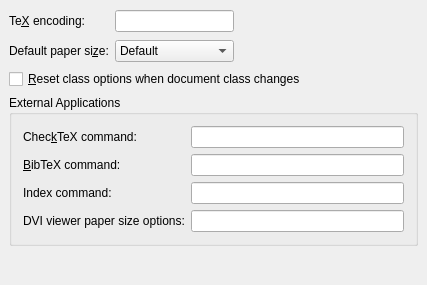
First picture: the form in src/frontends/qt4/ui/PrefLatexUi.ui, repository cburschka/lyx, before the edit.
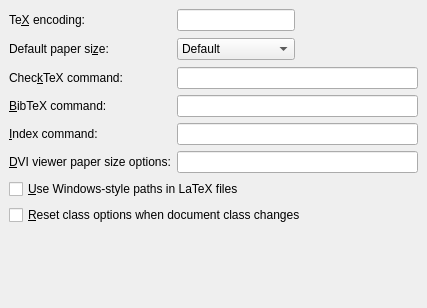
Second picture: the form after the edit.

Commit message: get rid of (cyg)win path panel in prefs by moving it to the latex panel

The edit to the form file:
```diff
--- a/src/frontends/qt4/ui/PrefLatexUi.ui
+++ b/src/frontends/qt4/ui/PrefLatexUi.ui
@@ -6,7 +6,7 @@
     <x>0</x>
     <y>0</y>
     <width>427</width>
-    <height>285</height>
+    <height>308</height>
    </rect>
   </property>
   <property name="windowTitle" >
@@ -19,7 +19,7 @@
    <property name="spacing" >
     <number>6</number>
    </property>
-   <item row="2" column="0" colspan="3" >
+   <item row="7" column="0" colspan="3" >
     <widget class="QCheckBox" name="latexAutoresetCB" >
      <property name="toolTip" >
       <string>Set class options to default on class change</string>
@@ -29,7 +29,7 @@
      </property>
     </widget>
    </item>
-   <item row="4" column="0" colspan="3" >
+   <item row="8" column="0" colspan="3" >
     <spacer>
      <property name="orientation" >
       <enum>Qt::Vertical</enum>
@@ -40,11 +40,30 @@
      <property name="sizeHint" >
       <size>
        <width>409</width>
-       <height>75</height>
+       <height>20</height>
       </size>
      </property>
     </spacer>
    </item>
+   <item row="6" column="0" colspan="3" >
+    <widget class="QCheckBox" name="pathCB" >
+     <property name="enabled" >
+      <bool>true</bool>
+     </property>
+     <property name="toolTip" >
+      <string/>
+     </property>
+     <property name="whatsThis" >
+      <string>Select if LyX should output Windows-style paths rather than Posix-style paths to LaTeX files. Useful if you're using the native Windows MikTeX rather than the Cygwin teTeX.</string>
+     </property>
+     <property name="layoutDirection" >
+      <enum>Qt::LeftToRight</enum>
+     </property>
+     <property name="text" >
+      <string>&amp;Use Windows-style paths in LaTeX files</string>
+     </property>
+    </widget>
+   </item>
    <item row="1" column="0" >
     <widget class="QLabel" name="latexPaperSizeLA" >
      <property name="text" >
@@ -65,6 +84,90 @@
      </property>
     </widget>
    </item>
+   <item row="2" column="1" colspan="2" >
+    <widget class="QLineEdit" name="latexChecktexED" >
+     <property name="toolTip" >
+      <string>CheckTeX start options and flags</string>
+     </property>
+    </widget>
+   </item>
+   <item row="4" column="0" >
+    <widget class="QLabel" name="latexIndexLA" >
+     <property name="text" >
+      <string>&amp;Index command:</string>
+     </property>
+     <property name="buddy" >
+      <cstring>latexIndexED</cstring>
+     </property>
+    </widget>
+   </item>
+   <item row="3" column="0" >
+    <widget class="QLabel" name="latexBibtexLA" >
+     <property name="text" >
+      <string>&amp;BibTeX command:</string>
+     </property>
+     <property name="buddy" >
+      <cstring>latexBibtexED</cstring>
+     </property>
+    </widget>
+   </item>
+   <item row="5" column="0" >
+    <widget class="QLabel" name="latexDviPaperLA" >
+     <property name="text" >
+      <string>&amp;DVI viewer paper size options:</string>
+     </property>
+     <property name="buddy" >
+      <cstring>latexDviPaperED</cstring>
+     </property>
+    </widget>
+   </item>
+   <item row="2" column="0" >
+    <widget class="QLabel" name="latexChecktexLA" >
+     <property name="text" >
+      <string>Chec&amp;kTeX command:</string>
+     </property>
+     <property name="buddy" >
+      <cstring>latexChecktexED</cstring>
+     </property>
+    </widget>
+   </item>
+   <item row="3" column="1" colspan="2" >
+    <widget class="QLineEdit" name="latexBibtexED" >
+     <property name="toolTip" >
+      <string>BibTeX command and options</string>
+     </property>
+    </widget>
+   </item>
+   <item row="5" column="1" colspan="2" >
+    <widget class="QLineEdit" name="latexDviPaperED" >
+     <property name="toolTip" >
+      <string>Optional paper size flag (-paper) for some DVI viewers</string>
+     </property>
+    </widget>
+   </item>
+   <item row="4" column="1" colspan="2" >
+    <widget class="QLineEdit" name="latexIndexED" >
+     <property name="toolTip" >
+      <string>Index command and options (makeindex, xindy)</string>
+     </property>
+    </widget>
+   </item>
+   <item rowspan="2" row="0" column="2" >
+    <spacer>
+     <property name="orientation" >
+      <enum>Qt::Horizontal</enum>
+     </property>
+     <property name="sizeType" >
+      <enum>QSizePolicy::Expanding</enum>
+     </property>
+     <property name="sizeHint" >
+      <size>
+       <width>21</width>
+       <height>52</height>
+      </size>
+     </property>
+    </spacer>
+   </item>
    <item row="0" column="1" >
     <widget class="QLineEdit" name="latexEncodingED" />
    </item>
@@ -112,105 +215,6 @@
      </item>
     </widget>
    </item>
-   <item rowspan="2" row="0" column="2" >
-    <spacer>
-     <property name="orientation" >
-      <enum>Qt::Horizontal</enum>
-     </property>
-     <property name="sizeType" >
-      <enum>QSizePolicy::Expanding</enum>
-     </property>
-     <property name="sizeHint" >
-      <size>
-       <width>178</width>
-       <height>54</height>
-      </size>
-     </property>
-    </spacer>
-   </item>
-   <item row="3" column="0" colspan="3" >
-    <widget class="QGroupBox" name="GroupBox3" >
-     <property name="title" >
-      <string>External Applications</string>
-     </property>
-     <layout class="QGridLayout" >
-      <property name="margin" >
-       <number>11</number>
-      </property>
-      <property name="spacing" >
-       <number>6</number>
-      </property>
-      <item row="0" column="1" >
-       <widget class="QLineEdit" name="latexChecktexED" >
-        <property name="toolTip" >
-         <string>CheckTeX start options and flags</string>
-        </property>
-       </widget>
-      </item>
-      <item row="0" column="0" >
-       <widget class="QLabel" name="latexChecktexLA" >
-        <property name="text" >
-         <string>Chec&amp;kTeX command:</string>
-        </property>
-        <property name="buddy" >
-         <cstring>latexChecktexED</cstring>
-        </property>
-       </widget>
-      </item>
-      <item row="1" column="1" >
-       <widget class="QLineEdit" name="latexBibtexED" >
-        <property name="toolTip" >
-         <string>BibTeX command and options</string>
-        </property>
-       </widget>
-      </item>
-      <item row="1" column="0" >
-       <widget class="QLabel" name="latexBibtexLA" >
-        <property name="text" >
-         <string>&amp;BibTeX command:</string>
-        </property>
-        <property name="buddy" >
-         <cstring>latexChecktexED</cstring>
-        </property>
-       </widget>
-      </item>
-      <item row="2" column="1" >
-       <widget class="QLineEdit" name="latexIndexED" >
-        <property name="toolTip" >
-         <string>Index command and options (makeindex, xindy)</string>
-        </property>
-       </widget>
-      </item>
-      <item row="2" column="0" >
-       <widget class="QLabel" name="latexIndexLA" >
-        <property name="text" >
-         <string>Index command:</string>
-        </property>
-        <property name="buddy" >
-         <cstring>latexDviPaperED</cstring>
-        </property>
-       </widget>
-      </item>
-      <item row="3" column="0" >
-       <widget class="QLabel" name="latexDviPaperLA" >
-        <property name="text" >
-         <string>DVI viewer paper size options:</string>
-        </property>
-        <property name="buddy" >
-         <cstring>latexDviPaperED</cstring>
-        </property>
-       </widget>
-      </item>
-      <item row="3" column="1" >
-       <widget class="QLineEdit" name="latexDviPaperED" >
-        <property name="toolTip" >
-         <string>Optional paper size flag (-paper) for some DVI viewers</string>
-        </property>
-       </widget>
-      </item>
-     </layout>
-    </widget>
-   </item>
   </layout>
  </widget>
  <pixmapfunction></pixmapfunction>
```
Left out of the diff: 12 changed lines with no effect on the pictures. The commit also changes 5 other files.
